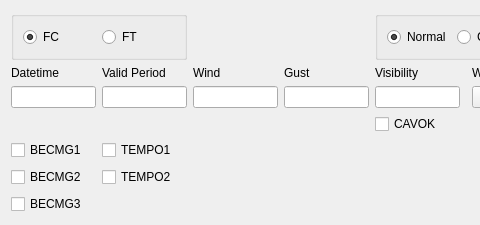
This is tafor/components/ui/taf_primary.ui in up1and/tafor as Qt 5 draws it before an edit; both pictures show x 0 to 480 and y 0 to 225 of the 1011 by 225 pixel window. The edited form follows.
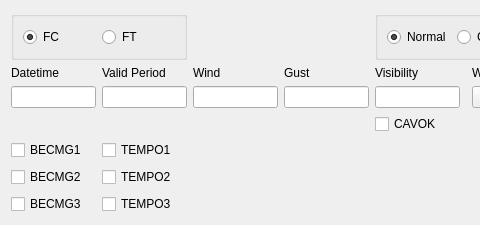
This is the edited form.

Commit message: TAF 编辑框增加变化组时间重叠验证 & FT 模式新增一组 TEMPO

```diff
--- a/tafor/components/ui/taf_primary.ui
+++ b/tafor/components/ui/taf_primary.ui
@@ -361,6 +361,13 @@
        </property>
       </widget>
      </item>
+     <item row="7" column="1">
+      <widget class="QCheckBox" name="tempo3Checkbox">
+       <property name="text">
+        <string notr="true">TEMPO3</string>
+       </property>
+      </widget>
+     </item>
     </layout>
    </item>
   </layout>
```
The commit also changes 7 other files.
